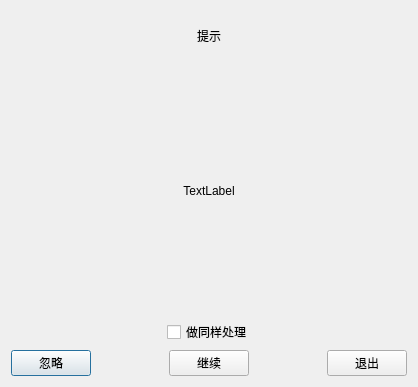
The window that src/Contorl/HintDailog.ui (BeQuiet1228/FreeCAD) describes before a commit, drawn with Qt 5.
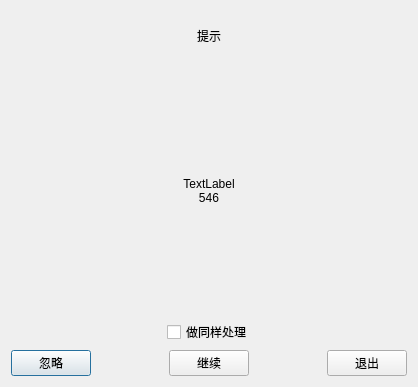
The same window after the commit.

What changed in the file:
```diff
--- a/src/Contorl/HintDailog.ui
+++ b/src/Contorl/HintDailog.ui
@@ -30,7 +30,8 @@
    <item>
     <widget class="QLabel" name="labelContent">
      <property name="text">
-      <string>TextLabel</string>
+      <string>TextLabel
+546</string>
      </property>
      <property name="alignment">
       <set>Qt::AlignCenter</set>
```
